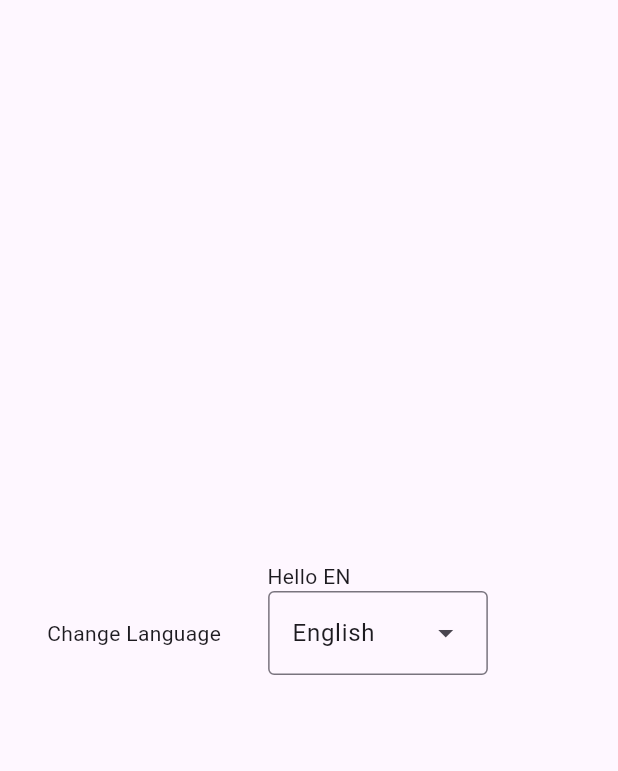
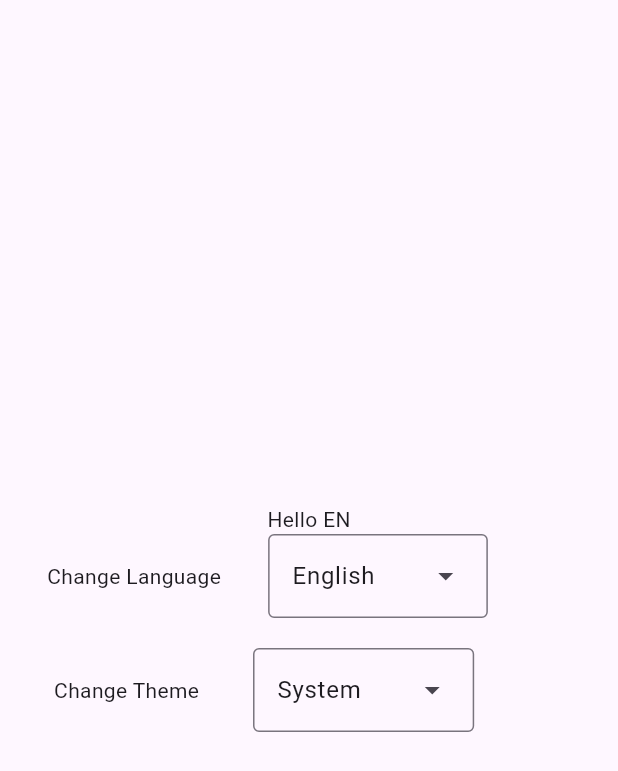
Before and after one commit to Shafin63/CraftyBay, a Flutter app: the screen it shows after launch, on a phone screen of 412 x 824 dp. Shown: the top 771 px of the screen. Run offline on Flutter 3.47's test engine with Material 3 defaults, Android fonts, the phone set to English and light mode, and no system bars; our stand-ins replace firebase_core, firebase_crashlytics, shared_preferences; missing offline and left inert: dart:ffi; accounts and stored records are empty; generated files the repository leaves out were written again.

Commit message:
add theme selection feature with localization support

```diff
--- a/lib/app/providers/theme_provider.dart
+++ b/lib/app/providers/theme_provider.dart
@@ -14,7 +14,7 @@ class ThemeProvider extends ChangeNotifier{
     notifyListeners();
   }
 
-  void changeLocale(ThemeMode mode) {
+  void changeThemeMode(ThemeMode mode) {
     if(currentThemeMode == mode) return;
     _currentThemeMode = mode;
     _saveThemeMode(mode.name);
--- a/lib/features/auth/presentation/screens/splash_screen.dart
+++ b/lib/features/auth/presentation/screens/splash_screen.dart
@@ -1,4 +1,7 @@
+import 'dart:ffi';
+
 import 'package:crafty_bay/app/extensions/localization_extension.dart';
+import 'package:crafty_bay/features/common/presentation/widget/theme_selector.dart';
 import 'package:flutter/material.dart';
 
 import '../../../common/presentation/widget/language_selector.dart';
@@ -22,6 +25,8 @@ class _SplashScreenState extends State<SplashScreen> {
           children: [
             Text(context.localizations.hello),
             LanguageSelector(),
+            SizedBox(height: 20,),
+            ThemeSelector(),
           ],
         ),
       ),
--- /dev/null
+++ b/lib/features/common/presentation/widget/theme_selector.dart
@@ -0,0 +1,39 @@
+import 'package:crafty_bay/app/providers/theme_provider.dart';
+import 'package:flutter/material.dart';
+import 'package:provider/provider.dart';
+
+import '../../../../l10n/app_localizations.dart';
+
+class ThemeSelector extends StatefulWidget {
+  const ThemeSelector({super.key});
+
+  @override
+  State<ThemeSelector> createState() => _ThemeSelectorState();
+}
+
+class _ThemeSelectorState extends State<ThemeSelector> {
+  @override
+  Widget build(BuildContext context) {
+    final themeProvider = context.read<ThemeProvider>();
+
+    return Row(
+      mainAxisAlignment: .spaceEvenly,
+      children: [
+        Text(AppLocalizations.of(context)!.changeTheme),
+        DropdownMenu<ThemeMode>(
+          initialSelection: themeProvider.currentThemeMode,
+          onSelected: (ThemeMode? mode) {
+            if (mode == null) return;
+            context.read<ThemeProvider>().changeThemeMode(mode);
+          },
+          dropdownMenuEntries: const [
+            DropdownMenuEntry(value: ThemeMode.system, label: 'System'),
+            DropdownMenuEntry(value: ThemeMode.light, label: 'Light'),
+            DropdownMenuEntry(value: ThemeMode.dark, label: 'Dark'),
+          ],
+        ),
+        const SizedBox(width: 24),
+      ],
+    );
+  }
+}
--- a/lib/l10n/app_bn.arb
+++ b/lib/l10n/app_bn.arb
@@ -1,4 +1,5 @@
 {
     "hello" : "হ্যালো",
-    "changeLanguage": "ভাষা পরিবর্তন করুন"
+    "changeLanguage": "ভাষা পরিবর্তন করুন",
+    "changeTheme": "থিম পরিবর্তন করুন"
 }
--- a/lib/l10n/app_en.arb
+++ b/lib/l10n/app_en.arb
@@ -1,4 +1,5 @@
 {
     "hello" : "Hello EN",
-    "changeLanguage": "Change Language"
+    "changeLanguage": "Change Language",
+    "changeTheme": "Change Theme"
 }
```
